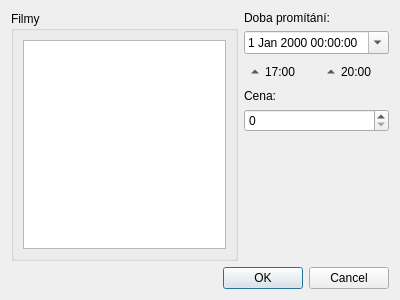
This is addmovie.ui in darmonlor/KUMovie as Qt 5 draws it before an edit. The edited form follows.
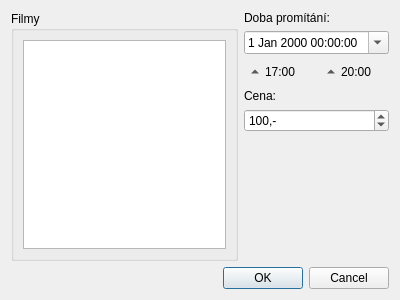
This is the edited form.

Diff of the .ui file:
```diff
--- a/addmovie.ui
+++ b/addmovie.ui
@@ -100,7 +100,20 @@
         </widget>
        </item>
        <item>
-        <widget class="QSpinBox" name="priceSpinBox"/>
+        <widget class="QSpinBox" name="priceSpinBox">
+         <property name="suffix">
+          <string>,-</string>
+         </property>
+         <property name="maximum">
+          <number>1000</number>
+         </property>
+         <property name="singleStep">
+          <number>25</number>
+         </property>
+         <property name="value">
+          <number>100</number>
+         </property>
+        </widget>
        </item>
        <item>
         <spacer name="verticalSpacer">
```
